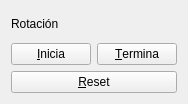
pascalin/3dmolvis, file lib/widgets/RotaWidget.ui: the form before one commit.
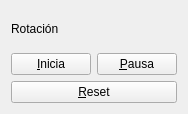
The form after the commit. Icons and pictures are not drawn.

The edit to the form file:
```diff
--- a/lib/widgets/RotaWidget.ui
+++ b/lib/widgets/RotaWidget.ui
@@ -6,7 +6,7 @@
     <x>0</x>
     <y>0</y>
     <width>186</width>
-    <height>104</height>
+    <height>114</height>
    </rect>
   </property>
   <property name="windowTitle" >
@@ -32,7 +32,10 @@
      <item>
       <widget class="QPushButton" name="pushButton_off" >
        <property name="text" >
-        <string>&amp;Termina</string>
+        <string>&amp;Pausa</string>
+       </property>
+       <property name="icon" >
+        <iconset resource="../../resource/default.qrc" >:/icons/default/icons/control_pause_blue.png</iconset>
        </property>
       </widget>
      </item>
```
Left out of the diff: 10 changed lines with no effect on the pictures.
